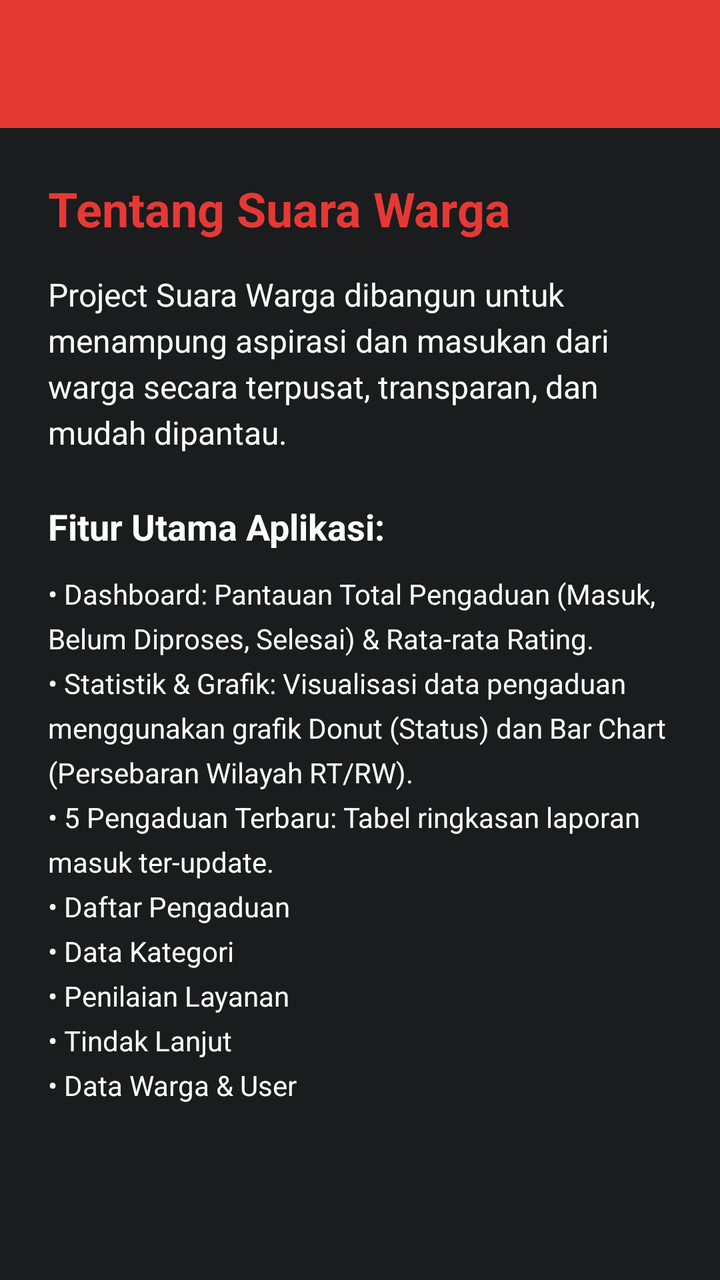
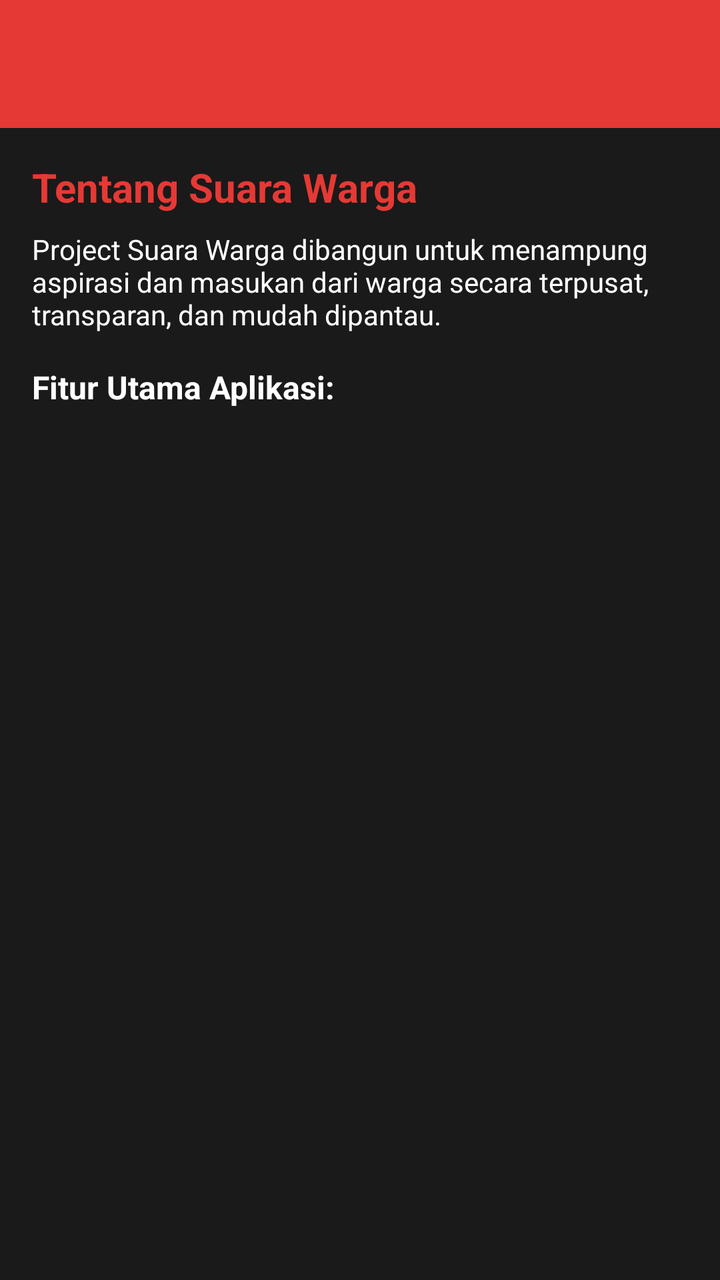

An Android layout rendered at two revisions. The XML below is the earlier revision; the diff shows what the commit changed to produce the second picture.
<!-- AndroidManifest.xml: application theme Theme.Therehelp -->
<!-- res/layout/fragment_about.xml -->
<?xml version="1.0" encoding="utf-8"?>
<LinearLayout xmlns:android="http://schemas.android.com/apk/res/android"
    xmlns:app="http://schemas.android.com/apk/res-auto"
    android:layout_width="match_parent"
    android:layout_height="match_parent"
    android:orientation="vertical"
    android:background="@color/bina_desa_dark_grey">

    <com.google.android.material.appbar.AppBarLayout
        android:layout_width="match_parent"
        android:layout_height="wrap_content">
        <androidx.appcompat.widget.Toolbar
            android:id="@+id/toolbar"
            android:layout_width="match_parent"
            android:layout_height="?attr/actionBarSize"
            android:background="@color/bina_desa_red"
            app:titleTextColor="@color/white" />
    </com.google.android.material.appbar.AppBarLayout>

    <ScrollView
        android:layout_width="match_parent"
        android:layout_height="match_parent"
        android:fillViewport="true">

        <LinearLayout
            android:layout_width="match_parent"
            android:layout_height="wrap_content"
            android:orientation="vertical"
            android:padding="24dp">

            <TextView
                android:layout_width="match_parent"
                android:layout_height="wrap_content"
                android:text="Tentang Suara Warga"
                android:textColor="@color/bina_desa_red"
                android:textSize="24sp"
                android:textStyle="bold"
                android:layout_marginBottom="16dp"/>

            <TextView
                android:layout_width="match_parent"
                android:layout_height="wrap_content"
                android:text="Project Suara Warga dibangun untuk menampung aspirasi dan masukan dari warga secara terpusat, transparan, dan mudah dipantau."
                android:textColor="@color/white"
                android:textSize="16sp"
                android:lineSpacingExtra="4dp"
                android:layout_marginBottom="24dp"/>

            <TextView
                android:layout_width="match_parent"
                android:layout_height="wrap_content"
                android:text="Fitur Utama Aplikasi:"
                android:textColor="@color/white"
                android:textSize="18sp"
                android:textStyle="bold"
                android:layout_marginBottom="12dp"/>

            <TextView
                android:layout_width="match_parent"
                android:layout_height="wrap_content"
                android:textColor="@color/text_white"
                android:textSize="14sp"
                android:lineSpacingExtra="6dp"
                android:text="• Dashboard: Pantauan Total Pengaduan (Masuk, Belum Diproses, Selesai) &amp; Rata-rata Rating.\n• Statistik &amp; Grafik: Visualisasi data pengaduan menggunakan grafik Donut (Status) dan Bar Chart (Persebaran Wilayah RT/RW).\n• 5 Pengaduan Terbaru: Tabel ringkasan laporan masuk ter-update.\n• Daftar Pengaduan\n• Data Kategori\n• Penilaian Layanan\n• Tindak Lanjut\n• Data Warga &amp; User"/>

        </LinearLayout>
    </ScrollView>
</LinearLayout>
<!-- resources referenced by this layout -->
<resources>
  <color name="bina_desa_dark_grey">#1A1C1E</color>
  <color name="bina_desa_red">#E53935</color>
  <color name="text_white">#FFFFFF</color>
  <color name="white">#FFFFFFFF</color>
  <style name="Theme.Therehelp" parent="Base.Theme.Therehelp" />
  <style name="Base.Theme.Therehelp" parent="Theme.Material3.DayNight.NoActionBar">
          
          
      </style>
</resources>

<!-- the commit's change to res/layout/fragment_about.xml (unified diff, before → after) -->
@@ -1,68 +1,60 @@
 <?xml version="1.0" encoding="utf-8"?>
-<LinearLayout xmlns:android="http://schemas.android.com/apk/res/android"
+<LinearLayout
+    xmlns:android="http://schemas.android.com/apk/res/android"
     xmlns:app="http://schemas.android.com/apk/res-auto"
     android:layout_width="match_parent"
     android:layout_height="match_parent"
     android:orientation="vertical"
-    android:background="@color/bina_desa_dark_grey">
+    android:background="#1A1A1A"> 
 
-    <com.google.android.material.appbar.AppBarLayout
+    
+    <androidx.appcompat.widget.Toolbar
+        android:id="@+id/toolbar"
         android:layout_width="match_parent"
-        android:layout_height="wrap_content">
-        <androidx.appcompat.widget.Toolbar
-            android:id="@+id/toolbar"
-            android:layout_width="match_parent"
-            android:layout_height="?attr/actionBarSize"
-            android:background="@color/bina_desa_red"
-            app:titleTextColor="@color/white" />
-    </com.google.android.material.appbar.AppBarLayout>
+        android:layout_height="?attr/actionBarSize"
+        android:background="#E53935"
+        app:titleTextColor="@android:color/white" />
 
-    <ScrollView
+    <LinearLayout
         android:layout_width="match_parent"
         android:layout_height="match_parent"
-        android:fillViewport="true">
+        android:orientation="vertical"
+        android:padding="16dp">
 
-        <LinearLayout
+        <TextView
             android:layout_width="match_parent"
             android:layout_height="wrap_content"
-            android:orientation="vertical"
-            android:padding="24dp">
+            android:text="Tentang Suara Warga"
+            android:textColor="#E53935"
+            android:textSize="20sp"
+            android:textStyle="bold"
+            android:layout_marginBottom="8dp"/>
 
-            <TextView
-                android:layout_width="match_parent"
-                android:layout_height="wrap_content"
-                android:text="Tentang Suara Warga"
-                android:textColor="@color/bina_desa_red"
-                android:textSize="24sp"
-                android:textStyle="bold"
-                android:layout_marginBottom="16dp"/>
+        <TextView
+            android:layout_width="match_parent"
+            android:layout_height="wrap_content"
+            android:text="Project Suara Warga dibangun untuk menampung aspirasi dan masukan dari warga secara terpusat, transparan, dan mudah dipantau."
+            android:textColor="@android:color/white"
+            android:textSize="14sp"
+            android:layout_marginBottom="16dp"/>
 
-            <TextView
-                android:layout_width="match_parent"
-                android:layout_height="wrap_content"
-                android:text="Project Suara Warga dibangun untuk menampung aspirasi dan masukan dari warga secara terpusat, transparan, dan mudah dipantau."
-                android:textColor="@color/white"
-                android:textSize="16sp"
-                android:lineSpacingExtra="4dp"
-                android:layout_marginBottom="24dp"/>
+        <TextView
+            android:layout_width="match_parent"
+            android:layout_height="wrap_content"
+            android:text="Fitur Utama Aplikasi:"
+            android:textColor="@android:color/white"
+            android:textSize="16sp"
+            android:textStyle="bold"
+            android:layout_marginBottom="8dp"/>
 
-            <TextView
-                android:layout_width="match_parent"
-                android:layout_height="wrap_content"
-                android:text="Fitur Utama Aplikasi:"
-                android:textColor="@color/white"
-                android:textSize="18sp"
-                android:textStyle="bold"
-                android:layout_marginBottom="12dp"/>
+        
+        <ListView
+            android:id="@+id/listViewFitur"
+            android:layout_width="match_parent"
+            android:layout_height="0dp"
+            android:layout_weight="1"
+            android:divider="@android:color/darker_gray"
+            android:dividerHeight="1dp" />
 
-            <TextView
-                android:layout_width="match_parent"
-                android:layout_height="wrap_content"
-                android:textColor="@color/text_white"
-                android:textSize="14sp"
-                android:lineSpacingExtra="6dp"
-                android:text="• Dashboard: Pantauan Total Pengaduan (Masuk, Belum Diproses, Selesai) &amp; Rata-rata Rating.\n• Statistik &amp; Grafik: Visualisasi data pengaduan menggunakan grafik Donut (Status) dan Bar Chart (Persebaran Wilayah RT/RW).\n• 5 Pengaduan Terbaru: Tabel ringkasan laporan masuk ter-update.\n• Daftar Pengaduan\n• Data Kategori\n• Penilaian Layanan\n• Tindak Lanjut\n• Data Warga &amp; User"/>
-
-        </LinearLayout>
-    </ScrollView>
+    </LinearLayout>
 </LinearLayout>
<!-- resource entries referenced after the edit -->
@@ -1,9 +1,5 @@
 <!-- resources referenced by this layout -->
 <resources>
-  <color name="bina_desa_dark_grey">#1A1C1E</color>
-  <color name="bina_desa_red">#E53935</color>
-  <color name="text_white">#FFFFFF</color>
-  <color name="white">#FFFFFFFF</color>
   <style name="Theme.Therehelp" parent="Base.Theme.Therehelp" />
   <style name="Base.Theme.Therehelp" parent="Theme.Material3.DayNight.NoActionBar">
           
